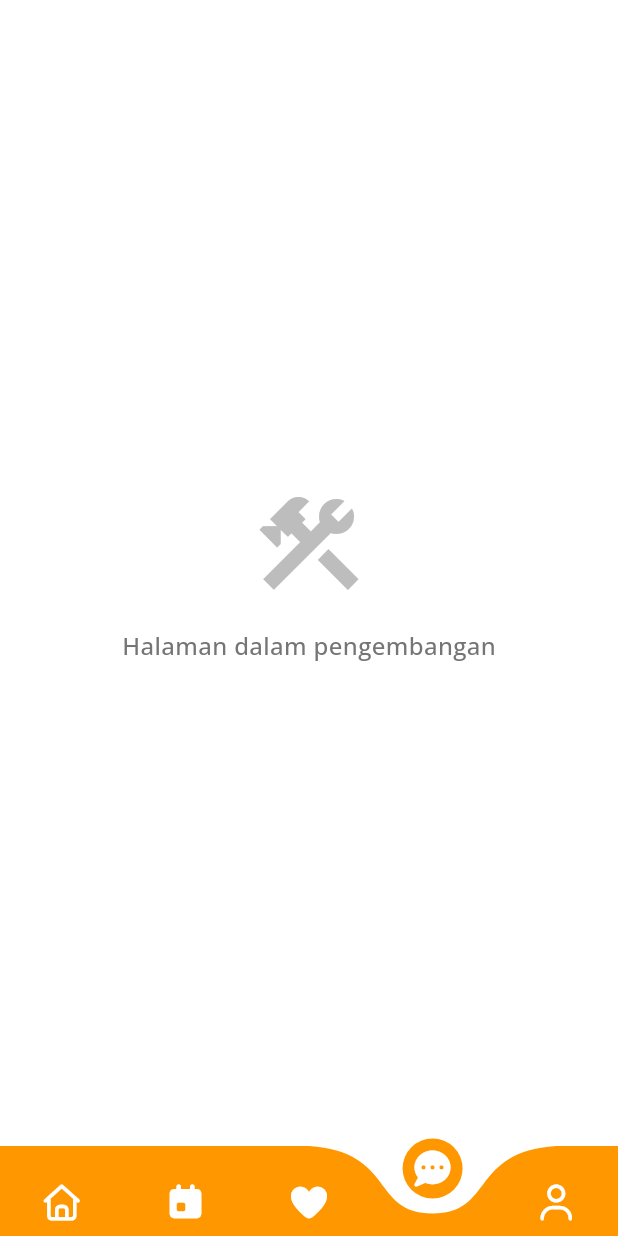
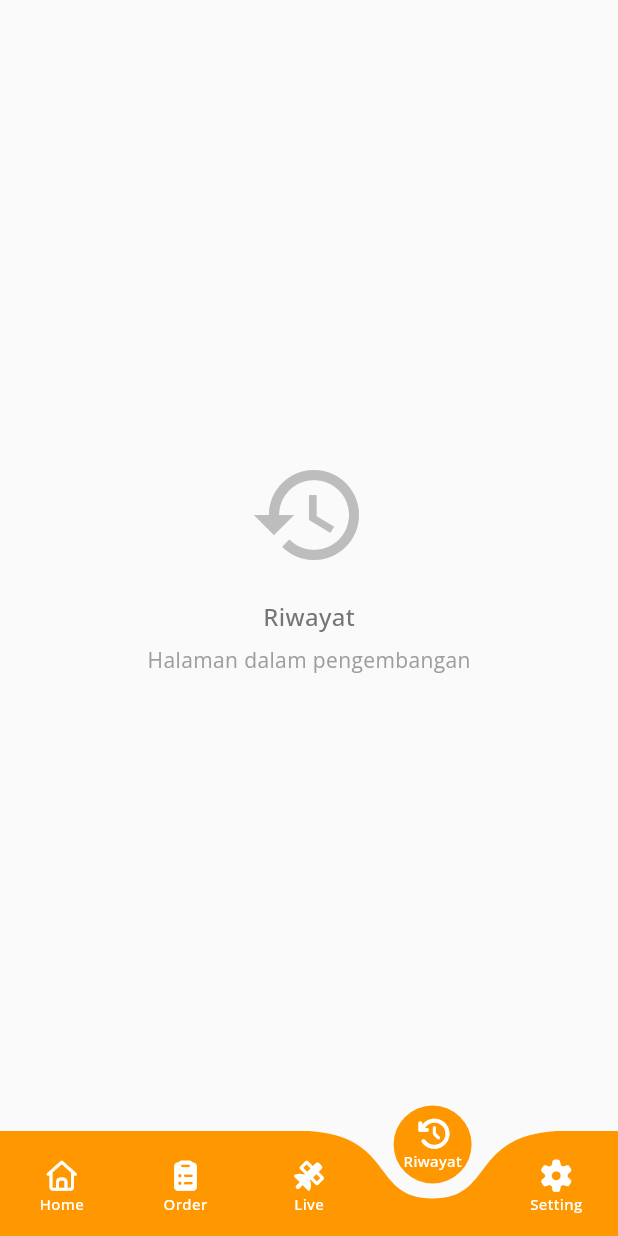
Before and after one commit to Kafabi0/yaa, a Flutter app: the HomePageMember screen opened directly, item 4 of the bottom bar chosen, on a phone screen of 412 x 824 dp. Run offline on Flutter 3.47's test engine with Material 3 defaults, Android fonts, the phone set to English and light mode, and no system bars; drawn by our look-alikes of curved_navigation_bar; our stand-ins replace concentric_transition, fl_chart, flutter_local_notifications, font_awesome_flutter, google_fonts, image_picker and 10 more; missing offline and left inert: excel, external_path, mobile_scanner; accounts and stored records are empty.

Commit message:
nav member

```diff
--- a/lib/screens/billing1.dart
+++ b/lib/screens/billing1.dart
@@ -1,10 +1,10 @@
 import 'package:flutter/material.dart';
 
-class BillingPage extends StatelessWidget {
+class BillingPage1 extends StatelessWidget {
   final String patientName;
   final Map<String, String> registrations;
 
-  const BillingPage({
+  const BillingPage1({
     super.key, // pakai super.key biar lebih singkat
     required this.patientName,
     required this.registrations,
--- a/lib/screens/home_page_member.dart
+++ b/lib/screens/home_page_member.dart
@@ -1,4 +1,5 @@
 import 'package:flutter/material.dart';
+import 'package:inocare/screens/order.dart';
 import 'package:inocare/screens/rumahsakitmember.dart';
 import 'package:font_awesome_flutter/font_awesome_flutter.dart';
 import 'package:curved_navigation_bar/curved_navigation_bar.dart';
@@ -29,12 +30,11 @@ class _HomePageMemberState extends State<HomePageMember> {
     super.initState();
     _loadUserData();
   }
+
   void _openArticle(String url, String title) {
     Navigator.push(
       context,
-    MaterialPageRoute(
-      builder: (_) => HybridWebView(url: url,),
-    ),
+      MaterialPageRoute(builder: (_) => HybridWebView(url: url)),
     );
   }
 
@@ -62,26 +62,17 @@ class _HomePageMemberState extends State<HomePageMember> {
     });
 
     if (mounted) {
-      ScaffoldMessenger.of(context).showSnackBar(
-        const SnackBar(content: Text('Logout berhasil')),
-      );
+      ScaffoldMessenger.of(
+        context,
+      ).showSnackBar(const SnackBar(content: Text('Logout berhasil')));
     }
   }
 
   @override
   Widget build(BuildContext context) {
-    final pages = [
-      _buildHomePage(),
-      _buildOtherPages(),
-      _buildOtherPages(),
-      _buildOtherPages(),
-    ];
-
     return Scaffold(
-      backgroundColor: Colors.white,
-      body: SafeArea(
-        child: _currentIndex == 0 ? pages[0] : pages[_currentIndex],
-      ),
+      backgroundColor: Colors.grey[50],
+      body: _currentIndex == 0 ? _buildHomePage() : _buildOtherPages(),
       bottomNavigationBar: _buildBottomNavigation(),
     );
   }
@@ -127,9 +118,7 @@ class _HomePageMemberState extends State<HomePageMember> {
               // Navigasi ke halaman profile
               Navigator.push(
                 context,
-              MaterialPageRoute(
-                builder: (context) => const ProfilePage(),
-              ),
+                MaterialPageRoute(builder: (context) => const ProfilePage()),
               );
             },
             child: Column(
@@ -178,7 +167,11 @@ class _HomePageMemberState extends State<HomePageMember> {
                     color: Colors.white.withOpacity(0.2),
                     shape: BoxShape.circle,
                   ),
-                child: const Icon(Icons.notifications, color: Colors.white, size: 24),
+                  child: const Icon(
+                    Icons.notifications,
+                    color: Colors.white,
+                    size: 24,
+                  ),
                 ),
               ),
               const SizedBox(width: 12),
@@ -226,54 +219,110 @@ class _HomePageMemberState extends State<HomePageMember> {
       ),
     );
   }
+
   Widget _buildBottomNavigation() {
     final isDark = Theme.of(context).brightness == Brightness.dark;
 
     return CurvedNavigationBar(
       index: _currentIndex,
       onTap: (index) {
-        if (index == 4) {
-          Navigator.of(context).push(
-            MaterialPageRoute(
-              builder: (context) => SettingsScreen(onLogout: _handleLogout),
-            ),
-          );
-        } else {
         setState(() {
           _currentIndex = index;
         });
-        }
       },
       color: isDark ? const Color(0xFF1E1E2C) : Colors.orange,
       backgroundColor: Colors.transparent,
       buttonBackgroundColor: isDark ? const Color(0xFF1E1E2C) : Colors.orange,
-      height: 60,
+      height: 70,
       animationCurve: Curves.easeInOut,
       animationDuration: const Duration(milliseconds: 300),
-      items: const [
-        Icon(FontAwesomeIcons.house, color: Colors.white, size: 24),
-        Icon(FontAwesomeIcons.calendarDay, color: Colors.white, size: 24),
-        Icon(FontAwesomeIcons.solidHeart, color: Colors.white, size: 24),
-        Icon(FontAwesomeIcons.solidCommentDots, color: Colors.white, size: 24),
-        Icon(FontAwesomeIcons.user, color: Colors.white, size: 24),
-      ],
-    );
-  }
+      items: [
+        _buildNavItemWithLabel(FontAwesomeIcons.house, 'Home'),
+        _buildNavItemWithLabel(FontAwesomeIcons.clipboardList, 'Order'),
+        _buildNavItemWithLabel(FontAwesomeIcons.satellite, 'Live'),
+        _buildNavItemWithLabel(FontAwesomeIcons.clockRotateLeft, 'Riwayat'),
+        _buildNavItemWithLabel(FontAwesomeIcons.gear, 'Setting'),
+      ],
+    );
+  }
+
+  Widget _buildNavItemWithLabel(IconData icon, String label) {
+    return Column(
+      mainAxisSize: MainAxisSize.min,
+      children: [
+        Icon(icon, color: Colors.white, size: 20),
+        const SizedBox(height: 2),
+        Text(
+          label,
+          style: const TextStyle(
+            color: Colors.white,
+            fontSize: 10,
+            fontWeight: FontWeight.w500,
+          ),
+        ),
+      ],
+    );
+  }
+
 
   Widget _buildOtherPages() {
+    switch (_currentIndex) {
+      case 1: // Order
+        return const OrderPage();
+      case 2: // Live
+        return _buildLivePage();
+      case 3: // Riwayat
+        return _buildRiwayatPage();
+      case 4: // Setting
+        return SettingsScreen(onLogout: _handleLogout);
+      default:
+        return _buildHomePage();
+    }
+  }
+  Widget _buildLivePage() {
     return Center(
       child: Column(
         mainAxisAlignment: MainAxisAlignment.center,
         children: [
-          Icon(Icons.construction, size: 80, color: Colors.grey[400]),
-          const SizedBox(height: 16),
-          Text(
-            'Halaman dalam pengembangan',
+          Icon(Icons.satellite_alt, size: 80, color: Colors.grey[400]),
+          SizedBox(height: 16),
+          Text(
+            'Live Tracking',
             style: TextStyle(
               fontSize: 16,
               color: Colors.grey[600],
               fontWeight: FontWeight.w500,
             ),
+          ),
+          SizedBox(height: 8),
+          Text(
+            'Halaman dalam pengembangan',
+            style: TextStyle(fontSize: 14, color: Colors.grey[500]),
+          ),
+        ],
+      ),
+    );
+  }
+
+  Widget _buildRiwayatPage() {
+    return Center(
+      child: Column(
+        mainAxisAlignment: MainAxisAlignment.center,
+        children: [
+          Icon(Icons.history, size: 80, color: Colors.grey[400]),
+          SizedBox(height: 16),
+          Text(
+            'Riwayat',
+            style: TextStyle(
+              fontSize: 16,
+              color: Colors.grey[600],
+              fontWeight: FontWeight.w500,
+            ),
+          ),
+          SizedBox(height: 8),
+          Text(
+            'Halaman dalam pengembangan',
+            style: TextStyle(fontSize: 14, color: Colors.grey[500]),
           ),
         ],
       ),
@@ -659,7 +708,7 @@ class _HomePageMemberState extends State<HomePageMember> {
                   size: 24,
                   color: Colors.white,
                 ),
-              )
+              ),
             ),
           ],
         ),
@@ -808,7 +857,8 @@ class _HomePageMemberState extends State<HomePageMember> {
             date: 'Rabu, 3 September 2025',
             imagePath: 'assets/images/ginjal.jpg',
             gradient: [Color(0xFF87CEEB), Color(0xFFB0E0E6)],
-            url: 'https://www.biofarma.co.id/id/announcement/detail/5-cara-merawat-ginjal-agar-sehat-cegah-penyakit-ginjal',
+            url:
+                'https://www.biofarma.co.id/id/announcement/detail/5-cara-merawat-ginjal-agar-sehat-cegah-penyakit-ginjal',
           ),
           const SizedBox(height: 12),
           _buildArticleCard(
@@ -817,7 +867,8 @@ class _HomePageMemberState extends State<HomePageMember> {
             date: 'Senin, 30 Juni 2025',
             imagePath: 'assets/images/olang.jpg',
             gradient: [Color(0xFF98FB98), Color(0xFF90EE90)],
-            url: 'https://www.biofarma.co.id/id/announcement/detail/9-manfaat-kolang-kaling-yang-perlu-kamu-ketahui',
+            url:
+                'https://www.biofarma.co.id/id/announcement/detail/9-manfaat-kolang-kaling-yang-perlu-kamu-ketahui',
           ),
           const SizedBox(height: 12),
           _buildArticleCard(
@@ -826,7 +877,8 @@ class _HomePageMemberState extends State<HomePageMember> {
             date: 'Jumat, 12 Juni 2025',
             imagePath: 'assets/images/gerd.png',
             gradient: [Color(0xFFFFA07A), Color(0xFF7F50)],
-            url: 'https://www.biofarma.co.id/id/announcement/detail/kenali-jenis-makanan-penyebab-gerd',
+            url:
+                'https://www.biofarma.co.id/id/announcement/detail/kenali-jenis-makanan-penyebab-gerd',
           ),
         ],
       ),
@@ -840,7 +892,6 @@ class _HomePageMemberState extends State<HomePageMember> {
     required String imagePath,
     required List<Color> gradient,
     required String url, // 🔥 tambahkan parameter URL
-
   }) {
     return GestureDetector(
       onTap: () => _openArticle(url, title), // buka link artikel
@@ -897,7 +948,10 @@ class _HomePageMemberState extends State<HomePageMember> {
                 top: 12,
                 left: 12,
                 child: Container(
-                padding: const EdgeInsets.symmetric(horizontal: 8, vertical: 4),
+                  padding: const EdgeInsets.symmetric(
+                    horizontal: 8,
+                    vertical: 4,
+                  ),
                   decoration: BoxDecoration(
                     color: Colors.white.withOpacity(0.9),
                     borderRadius: BorderRadius.circular(8),
@@ -976,7 +1030,6 @@ class _HomePageMemberState extends State<HomePageMember> {
         ),
       ),
     );
-
   }
 
   void _showFAQ() {
@@ -1093,7 +1146,10 @@ class _PanduanSingkatWidgetState extends State<PanduanSingkatWidget> {
                         width: _currentPage == index ? 20 : 8,
                         height: 8,
                         decoration: BoxDecoration(
-                          color: _currentPage == index ? _pageColors[_currentPage] : Colors.grey[300],
+                          color:
+                              _currentPage == index
+                                  ? _pageColors[_currentPage]
+                                  : Colors.grey[300],
                           borderRadius: BorderRadius.circular(4),
                         ),
                       );
@@ -1116,7 +1172,9 @@ class _PanduanSingkatWidgetState extends State<PanduanSingkatWidget> {
                             },
                             child: Text(
                               'Sebelumnya',
-                              style: TextStyle(color: _pageColors[_currentPage]),
+                              style: TextStyle(
+                                color: _pageColors[_currentPage],
+                              ),
                             ),
                           )
                         else
@@ -1124,7 +1182,10 @@ class _PanduanSingkatWidgetState extends State<PanduanSingkatWidget> {
 
                         Text(
                           '${_currentPage + 1} dari 5',
-                          style: TextStyle(color: Colors.grey[600], fontSize: 14),
+                          style: TextStyle(
+                            color: Colors.grey[600],
+                            fontSize: 14,
+                          ),
                         ),
 
                         ElevatedButton(
@@ -1152,7 +1213,9 @@ class _PanduanSingkatWidgetState extends State<PanduanSingkatWidget> {
                           onPressed: () {
                             Navigator.pushReplacement(
                               context,
-                              MaterialPageRoute(builder: (context) => RumahSakitMemberPage()),
+                              MaterialPageRoute(
+                                builder: (context) => RumahSakitMemberPage(),
+                              ),
                             );
                           },
                           style: ElevatedButton.styleFrom(
@@ -1499,7 +1562,9 @@ class _PanduanSingkatWidgetState extends State<PanduanSingkatWidget> {
                     ),
                   ),
                   const SizedBox(height: 8),
-                  _buildServiceItem('Daftar Rawat Jalan langsung dari aplikasi'),
+                  _buildServiceItem(
+                    'Daftar Rawat Jalan langsung dari aplikasi',
+                  ),
                   _buildServiceItem('Antri IGD jika darurat'),
                   _buildServiceItem('MCU sesuai jadwal'),
                   _buildServiceItem('Rujukan bila perlu pemeriksaan lanjutan'),
@@ -1734,7 +1799,9 @@ class _PanduanSingkatWidgetState extends State<PanduanSingkatWidget> {
                     ),
                   ),
                   const SizedBox(height: 8),
-                  _buildTipItem('Aktifkan lokasi untuk mendapatkan data yang akurat'),
+                  _buildTipItem(
+                    'Aktifkan lokasi untuk mendapatkan data yang akurat',
+                  ),
                   _buildTipItem('Ubah kota jika Anda pindah kota'),
                   _buildTipItem('Lihat FAQ jika ada kendala'),
                   const SizedBox(height: 8),
@@ -1757,10 +1824,7 @@ class _PanduanSingkatWidgetState extends State<PanduanSingkatWidget> {
               children: [
                 Text(
                   '5 dari 5',
-                  style: TextStyle(
-                    fontSize: 14,
-                    color: Colors.grey[600],
-                  ),
+                  style: TextStyle(fontSize: 14, color: Colors.grey[600]),
                 ),
               ],
             ),
@@ -1775,19 +1839,12 @@ class _PanduanSingkatWidgetState extends State<PanduanSingkatWidget> {
       padding: const EdgeInsets.symmetric(vertical: 3),
       child: Row(
         children: [
-          Icon(
-            Icons.check_circle,
-            color: Color(0xFF2196F3),
-            size: 14,
-          ),
+          Icon(Icons.check_circle, color: Color(0xFF2196F3), size: 14),
           const SizedBox(width: 6),
           Expanded(
             child: Text(
               text,
-              style: TextStyle(
-                fontSize: 12,
-                color: Colors.grey[700],
-              ),
+              style: TextStyle(fontSize: 12, color: Colors.grey[700]),
             ),
           ),
         ],
@@ -1800,19 +1857,12 @@ class _PanduanSingkatWidgetState extends State<PanduanSingkatWidget> {
       padding: const EdgeInsets.symmetric(vertical: 3),
       child: Row(
         children: [
-          Icon(
-            icon,
-            color: Color(0xFF03A9F4),
-            size: 14,
-          ),
+          Icon(icon, color: Color(0xFF03A9F4), size: 14),
           const SizedBox(width: 6),
           Expanded(
             child: Text(
               text,
-              style: TextStyle(
-                fontSize: 12,
-                color: Colors.grey[700],
-              ),
+              style: TextStyle(fontSize: 12, color: Colors.grey[700]),
             ),
           ),
         ],
@@ -1825,27 +1875,24 @@ class _PanduanSingkatWidgetState extends State<PanduanSingkatWidget> {
       padding: const EdgeInsets.symmetric(vertical: 3),
       child: Row(
         children: [
-          Icon(
-            Icons.medical_services,
-            color: Color(0xFF00BCD4),
-            size: 14,
-          ),
+          Icon(Icons.medical_services, color: Color(0xFF00BCD4), size: 14),
           const SizedBox(width: 6),
           Expanded(
             child: Text(
               text,
-              style: TextStyle(
-                fontSize: 12,
-                color: Colors.grey[700],
-              ),
-            ),
-          ),
-        ],
-      ),
-    );
-  }
-
-  Widget _buildAdditionalFeatureItem(IconData icon, String title, String description) {
+              style: TextStyle(fontSize: 12, color: Colors.grey[700]),
+            ),
+          ),
+        ],
+      ),
+    );
+  }
+
+  Widget _buildAdditionalFeatureItem(
+    IconData icon,
+    String title,
+    String description,
+  ) {
     return Padding(
       padding: const EdgeInsets.symmetric(vertical: 4),
       child: Column(
@@ -1853,11 +1900,7 @@ class _PanduanSingkatWidgetState extends State<PanduanSingkatWidget> {
         children: [
           Row(
             children: [
-              Icon(
-                icon,
-                color: Color(0xFF009688),
-                size: 14,
-              ),
+              Icon(icon, color: Color(0xFF009688), size: 14),
               const SizedBox(width: 6),
               Text(
                 title,
@@ -1874,10 +1917,7 @@ class _PanduanSingkatWidgetState extends State<PanduanSingkatWidget> {
             padding: const EdgeInsets.only(left: 20),
             child: Text(
               description,
-              style: TextStyle(
-                fontSize: 11,
-                color: Colors.grey[600],
-              ),
+              style: TextStyle(fontSize: 11, color: Colors.grey[600]),
             ),
           ),
         ],
@@ -1890,19 +1930,12 @@ class _PanduanSingkatWidgetState extends State<PanduanSingkatWidget> {
       padding: const EdgeInsets.symmetric(vertical: 3),
       child: Row(
         children: [
-          Icon(
-            Icons.lightbulb,
-            color: Color(0xFF4CAF50),
-            size: 14,
-          ),
+          Icon(Icons.lightbulb, color: Color(0xFF4CAF50), size: 14),
           const SizedBox(width: 6),
           Expanded(
             child: Text(
               text,
-              style: TextStyle(
-                fontSize: 12,
-                color: Colors.grey[700],
-              ),
+              style: TextStyle(fontSize: 12, color: Colors.grey[700]),
             ),
           ),
         ],
@@ -1931,7 +1964,10 @@ class FAQWidget extends StatelessWidget {
                   children: [
                     GestureDetector(
                       onTap: () => Navigator.pop(context),
-                      child: const Icon(Icons.arrow_back, color: Color(0xFFFF6B35)),
+                      child: const Icon(
+                        Icons.arrow_back,
+                        color: Color(0xFFFF6B35),
+                      ),
                     ),
                     const Text(
                       'FAQ',
--- a/lib/screens/notifikasi.dart
+++ b/lib/screens/notifikasi.dart
@@ -21,7 +21,6 @@ class _NotificationsPageState extends State<NotificationsPage> {
   Future<void> _loadNotifications() async {
     final prefs = await SharedPreferences.getInstance();
 
-    // Ambil nomor antrian yang tersimpan
     final igd = prefs.getString('nomorAntrian_IGD');
     final rajal = prefs.getString('nomorAntrian_RAJAL');
     final mcu = prefs.getString('nomorAntrian_MCU');
@@ -107,7 +106,6 @@ class _NotificationsPageState extends State<NotificationsPage> {
                         style: TextStyle(fontSize: 12, color: Colors.grey[600]),
                       ),
                       onTap: () {
-                        // Tentukan jenis antrian dari title
                         String jenis = '';
                         if (notif.title.contains('IGD')) jenis = 'IGD';
                         if (notif.title.contains('Rajal')) jenis = 'Rajal';
--- a/lib/screens/order.dart
+++ b/lib/screens/order.dart
@@ -6,7 +6,7 @@ import 'package:inocare/screens/order_lab.dart';
 import 'package:inocare/screens/order_radiologi.dart';
 import 'package:inocare/screens/order_utdrs.dart';
 import 'package:shared_preferences/shared_preferences.dart';
-import 'order_ambulance.dart';
+import 'orderambulance.dart';
 
 class OrderPage extends StatefulWidget {
   const OrderPage({Key? key}) : super(key: key);
```
Also changed, not shown: lib/screens/homepagepasien.dart (+57 -17 lines), lib/screens/settings_screen.dart (+25 -25 lines). Lines whose indentation alone changed are shown as unchanged.
